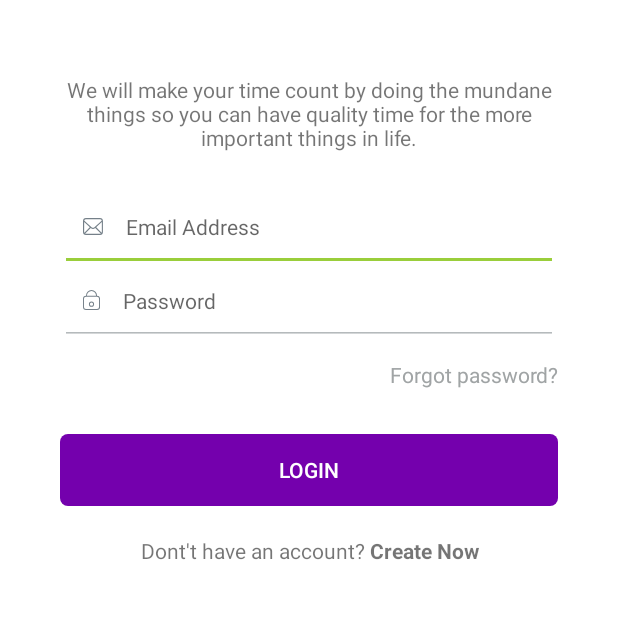
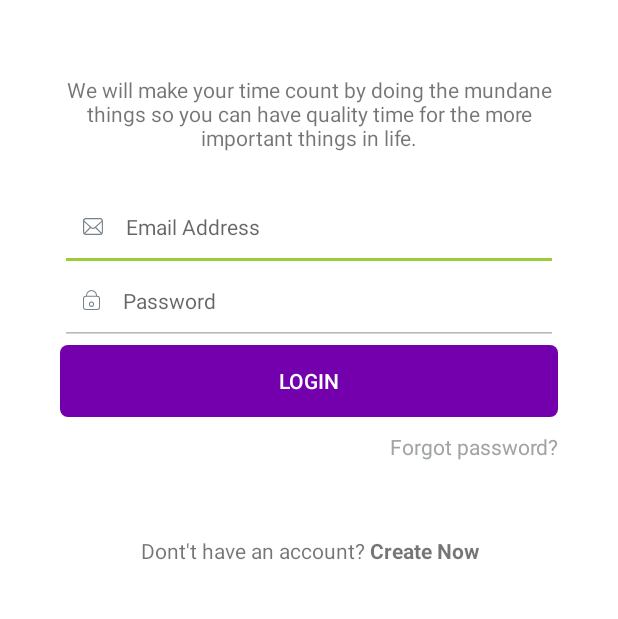
Before and after one commit to navclick/OCflex-Customer, an Android app: the screen it shows after launch (LoginActivity), on a phone screen of 412 x 824 dp, the part 425-1044 px from its top. Run offline under Robolectric (Android 15) with nearby library versions, the phone set to English and light mode, and no system bars.

Commit message:
Update Login

```diff
--- a/app/src/main/res/layout/login.xml
+++ b/app/src/main/res/layout/login.xml
@@ -9,15 +9,18 @@
     android:orientation="vertical"
     tools:context=".MainActivity">
 
+    <ScrollView
+        android:layout_width="match_parent"
+        android:layout_height="wrap_content">
+
         <LinearLayout
             android:layout_width="match_parent"
             android:layout_height="match_parent"
-        android:gravity="center"
             android:orientation="vertical">
 
             <ImageView
                 android:id="@+id/imageView"
-            android:layout_width="240dp"
+                android:layout_width="match_parent"
                 android:layout_height="120dp"
                 android:layout_marginBottom="50dp"
                 android:adjustViewBounds="false"
@@ -74,6 +77,17 @@
                 android:textSize="14sp"
                 android:theme="@style/MyCheckBox" />
 
+            <Button
+                android:id="@+id/btn_signin"
+                style="?android:attr/borderlessButtonStyle"
+                android:layout_width="match_parent"
+                android:layout_height="wrap_content"
+                android:layout_marginLeft="40dp"
+                android:layout_marginRight="40dp"
+                android:background="@drawable/round_corner"
+                android:text="Login"
+                android:textColor="@drawable/txt_round_corner" />
+
             <TextView
                 android:id="@+id/textView2"
                 android:layout_width="match_parent"
@@ -86,17 +100,6 @@
                 android:text="Forgot password?"
                 android:textColor="#A0A4A5" />
 
-        <Button
-            android:id="@+id/btn_signin"
-            style="?android:attr/borderlessButtonStyle"
-            android:layout_width="match_parent"
-            android:layout_height="wrap_content"
-            android:layout_marginLeft="40dp"
-            android:layout_marginRight="40dp"
-            android:background="@drawable/round_corner"
-            android:text="Login"
-            android:textColor="@drawable/txt_round_corner" />
-
             <TextView
                 android:id="@+id/txtCreateAccount"
                 android:layout_width="match_parent"
@@ -106,7 +109,7 @@
                 android:layout_marginTop="20dp"
                 android:gravity="center"
                 android:text="@string/account_create" />
+        </LinearLayout>
+    </ScrollView>
 
 </LinearLayout>
-
-</LinearLayout>
```
Lines whose indentation alone changed are shown as unchanged.
